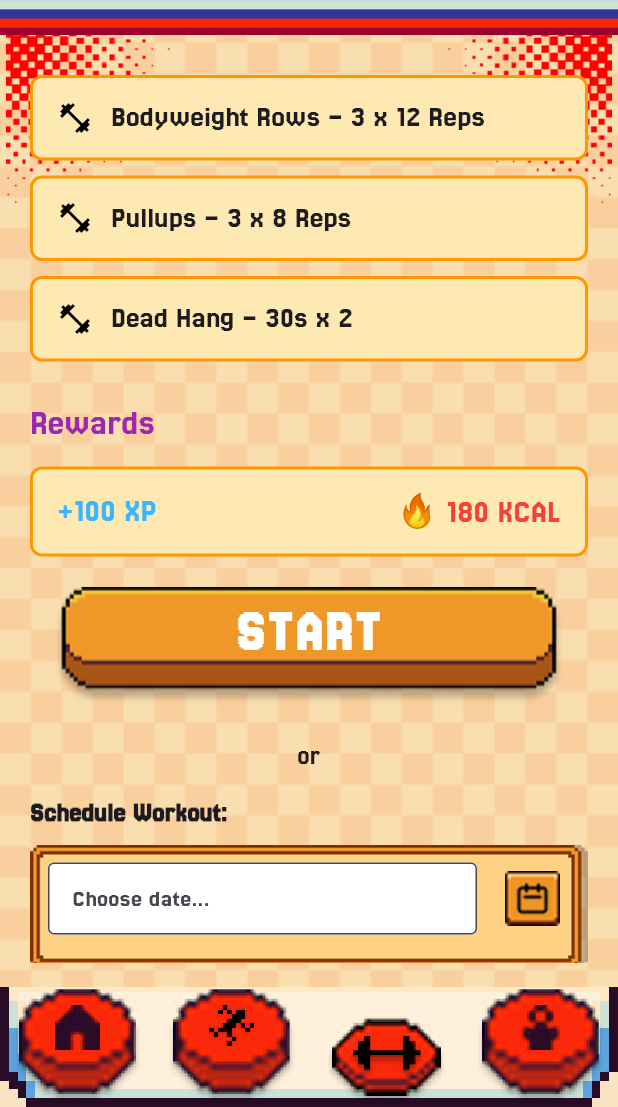
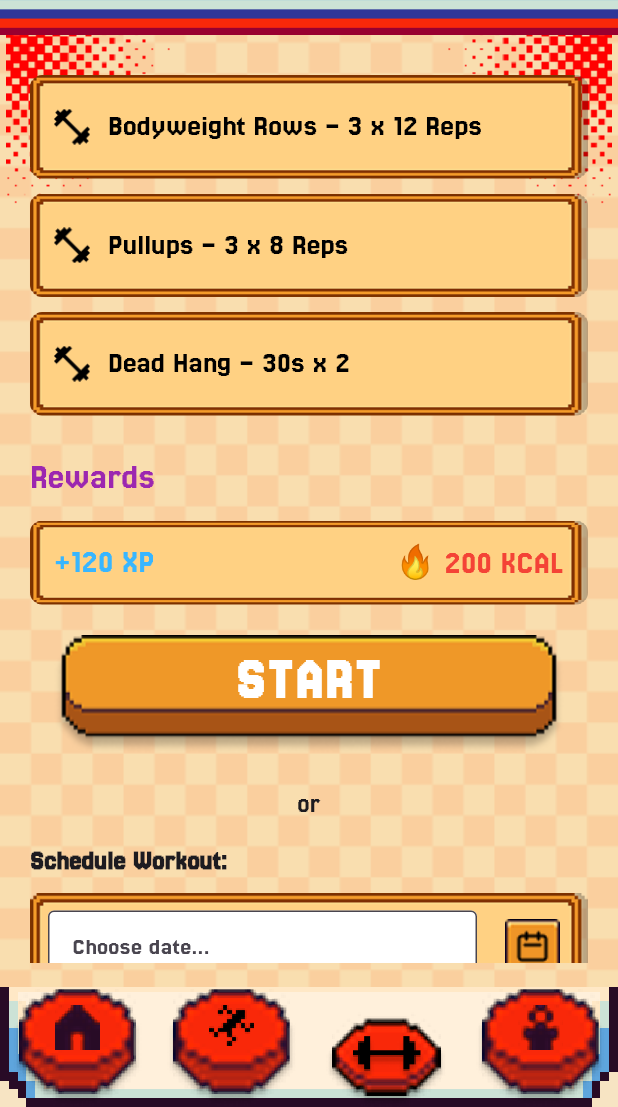
Before and after one commit to EdbertEL/MobileApp_GymSaga, a Flutter app: the BodyweightRowsPage screen opened directly, on a phone screen of 412 x 824 dp, the part 129-1236 px from its top. Run offline on Flutter 3.47's test engine with Material 3 defaults, Android fonts, the phone set to English and light mode, and no system bars; our stand-ins replace fl_chart, image_picker, loading_indicator, table_calendar.

```diff
--- a/gymsaga/lib/pulldaypage/bodyweightrows.dart
+++ b/gymsaga/lib/pulldaypage/bodyweightrows.dart
@@ -239,7 +239,7 @@ class _BodyweightRowsPageState extends State<BodyweightRowsPage> {
         child: Column(
           crossAxisAlignment: CrossAxisAlignment.start,
           children: [
-            ExerciseCard(
+            buildExerciseCard(
               title: 'Bodyweight Rows – 3 x 12 Reps',
               onTap: () {
                 setState(() {
@@ -248,9 +248,9 @@ class _BodyweightRowsPageState extends State<BodyweightRowsPage> {
               },
             ),
             const SizedBox(height: 10),
-            const ExerciseCard(title: 'Pullups – 3 x 8 Reps'),
+            buildExerciseCard(title: 'Pullups – 3 x 8 Reps'),
             const SizedBox(height: 10),
-            const ExerciseCard(title: 'Dead Hang – 30s x 2'),
+            buildExerciseCard(title: 'Dead Hang – 30s x 2'),
             const SizedBox(height: 24),
             const Text(
               'Rewards',
@@ -264,15 +264,17 @@ class _BodyweightRowsPageState extends State<BodyweightRowsPage> {
             Container(
               padding: const EdgeInsets.symmetric(horizontal: 16, vertical: 12),
               decoration: BoxDecoration(
-                color: const Color(0xFFFFE9B2),
+                image: const DecorationImage(
+                  image: AssetImage('assets/widgets/background/frame.png'),
+                  fit: BoxFit.fill,
+                ),
                 borderRadius: BorderRadius.circular(8),
-                border: Border.all(color: Colors.orange, width: 2),
               ),
               child: Row(
                 mainAxisAlignment: MainAxisAlignment.spaceBetween,
                 children: const [
                   Text(
-                    '+100 XP',
+                    '+120 XP',
                     style: TextStyle(
                       fontFamily: 'Jersey25',
                       fontSize: 22,
@@ -280,7 +282,7 @@ class _BodyweightRowsPageState extends State<BodyweightRowsPage> {
                     ),
                   ),
                   Text(
-                    '🔥 180 KCAL',
+                    '🔥 200 KCAL',
                     style: TextStyle(
                       fontFamily: 'Jersey25',
                       fontSize: 22,
@@ -403,4 +405,41 @@ class _BodyweightRowsPageState extends State<BodyweightRowsPage> {
       ),
     );
   }
+
+  Widget buildExerciseCard({required String title, void Function()? onTap}) {
+    return GestureDetector(
+      onTap: onTap,
+      child: Container(
+        width: double.infinity,
+        decoration: BoxDecoration(
+          image: const DecorationImage(
+            image: AssetImage('assets/widgets/background/frame.png'),
+            fit: BoxFit.fill,
+          ),
+          borderRadius: BorderRadius.circular(8),
+        ),
+        padding: const EdgeInsets.symmetric(horizontal: 16, vertical: 20),
+        child: Row(
+          children: [
+            Image.asset(
+              'assets/widgets/images/barbel.png',
+              width: 24,
+              height: 24,
+            ),
+            const SizedBox(width: 12),
+            Flexible(
+              child: Text(
+                title,
+                style: const TextStyle(
+                  fontFamily: 'Jersey25',
+                  fontSize: 20,
+                  color: Colors.black,
+                ),
+              ),
+            ),
+          ],
+        ),
+      ),
+    );
+  }
 }
```
Also changed, not shown: gymsaga/lib/armdaypage/shoulderpress.dart (+44 -5 lines), gymsaga/lib/components/exercisefinishedcard.dart (+10 -7 lines), gymsaga/lib/coredaypage/plank.dart (+49 -10 lines), gymsaga/lib/legsdaypage/squats.dart (+63 -25 lines), gymsaga/lib/pushdaypage/pushup.dart (+48 -19 lines), gymsaga/assets/widgets/images/barbel.png (added).
